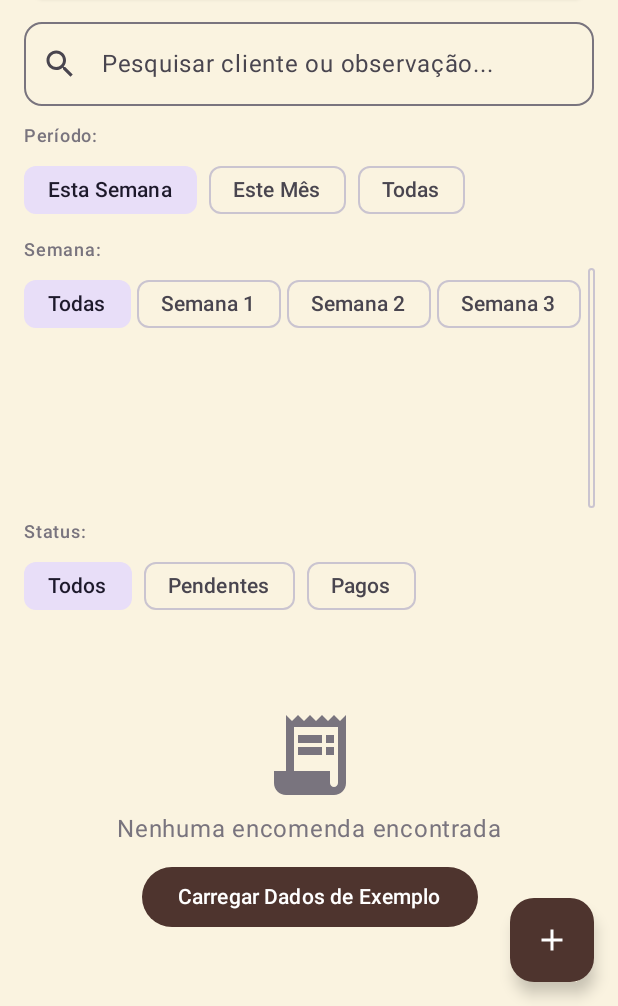
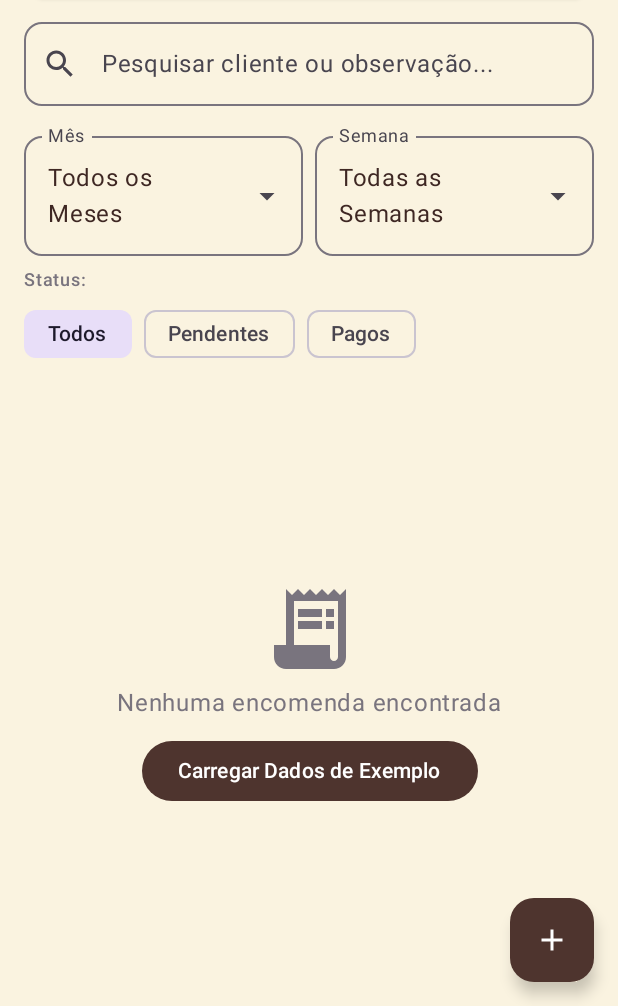
Before and after one commit to KatsumiCaio/trufas-bella, an Android app built with Jetpack Compose: the composable OrdersScreen shown on its own in the app's theme, on a phone screen of 412 x 824 dp, the part 230-1236 px from its top. Run offline under Robolectric (Android 15) with nearby library versions, the phone set to English and light mode, and no system bars; our stand-ins replace Firebase (no records; nobody signed in at launch, a user with empty details on screens opened directly); 1 statement that could not run was skipped.

Commit message:
feat: substituir filtro por período por filtro por mês
Atualiza a lógica de filtragem de pedidos para permitir que os usuários selecionem pedidos com base em um mês específico, em vez de períodos de tempo genéricos.

```diff
--- a/app/src/main/java/com/example/ui/screens/OrdersScreen.kt
+++ b/app/src/main/java/com/example/ui/screens/OrdersScreen.kt
@@ -46,20 +46,26 @@ fun OrdersScreen(
 ) {
     val orders by viewModel.allOrders.collectAsState()
     var searchQuery by remember { mutableStateOf("") }
-    var selectedPeriod by remember { mutableStateOf("Esta Semana") } // "Esta Semana", "Este Mês", "Todas"
+    var selectedMonth by remember { mutableStateOf("Todos") } // "Todos" or "MM/yyyy"
     var selectedWeekFilter by remember { mutableStateOf("Todas") } // "Todas", "Semana 1", "Semana 2", "Semana 3", "Semana 4", "Semana 5"
     var selectedStatus by remember { mutableStateOf("Todos") } // "Todos", "Pendentes", "Pagos"
     val context = LocalContext.current
+
+    val availableMonths = remember(orders) {
+        listOf("Todos") + orders.map { it.monthKey }.filter { it.isNotBlank() }.distinct().sortedDescending()
+    }
+
+    LaunchedEffect(availableMonths) {
+        if (!availableMonths.contains(selectedMonth)) {
+            selectedMonth = "Todos"
+        }
+    }
 
     val filteredOrders = orders.filter { order ->
         val matchesSearch = order.clientName.contains(searchQuery, ignoreCase = true) ||
                 order.notes.contains(searchQuery, ignoreCase = true)
 
-        val matchesPeriod = when (selectedPeriod) {
-            "Esta Semana" -> isCurrentWeek(order.dateMillis)
-            "Este Mês" -> isCurrentMonth(order.dateMillis)
-            else -> true
-        }
+        val matchesMonth = if (selectedMonth == "Todos") true else order.monthKey == selectedMonth
 
         val matchesWeek = when (selectedWeekFilter) {
             "Semana 1" -> order.weekOfMonth == 1
@@ -76,15 +82,11 @@ fun OrdersScreen(
             else -> true
         }
 
-        matchesSearch && matchesPeriod && matchesWeek && matchesStatus
+        matchesSearch && matchesMonth && matchesWeek && matchesStatus
     }
 
     val periodWeekFilteredOrders = orders.filter { order ->
-        val matchesPeriod = when (selectedPeriod) {
-            "Esta Semana" -> isCurrentWeek(order.dateMillis)
-            "Este Mês" -> isCurrentMonth(order.dateMillis)
-            else -> true
-        }
+        val matchesMonth = if (selectedMonth == "Todos") true else order.monthKey == selectedMonth
         val matchesWeek = when (selectedWeekFilter) {
             "Semana 1" -> order.weekOfMonth == 1
             "Semana 2" -> order.weekOfMonth == 2
@@ -93,7 +95,7 @@ fun OrdersScreen(
             "Semana 5" -> order.weekOfMonth == 5
             else -> true
         }
-        matchesPeriod && matchesWeek
+        matchesMonth && matchesWeek
     }
 
     val totalRevenue = periodWeekFilteredOrders.sumOf { it.totalPrice }
@@ -194,35 +196,74 @@ fun OrdersScreen(
 
                 Spacer(modifier = Modifier.height(12.dp))
 
-                Text("Período:", style = MaterialTheme.typography.labelMedium, color = MaterialTheme.colorScheme.outline)
-                Spacer(modifier = Modifier.height(4.dp))
                 Row(
                     modifier = Modifier.fillMaxWidth(),
                     horizontalArrangement = Arrangement.spacedBy(8.dp)
                 ) {
-                    listOf("Esta Semana", "Este Mês", "Todas").forEach { period ->
-                        FilterChip(
-                            selected = selectedPeriod == period,
-                            onClick = { selectedPeriod = period },
-                            label = { Text(period) }
+                    var expandedMonth by remember { mutableStateOf(false) }
+                    ExposedDropdownMenuBox(
+                        expanded = expandedMonth,
+                        onExpandedChange = { expandedMonth = !expandedMonth },
+                        modifier = Modifier.weight(1f)
+                    ) {
+                        OutlinedTextField(
+                            value = if (selectedMonth == "Todos") "Todos os Meses" else selectedMonth,
+                            onValueChange = {},
+                            readOnly = true,
+                            label = { Text("Mês") },
+                            trailingIcon = { ExposedDropdownMenuDefaults.TrailingIcon(expanded = expandedMonth) },
+                            shape = RoundedCornerShape(12.dp),
+                            modifier = Modifier
+                                .menuAnchor()
+                                .fillMaxWidth()
                         )
+                        ExposedDropdownMenu(
+                            expanded = expandedMonth,
+                            onDismissRequest = { expandedMonth = false }
+                        ) {
+                            availableMonths.forEach { month ->
+                                DropdownMenuItem(
+                                    text = { Text(if (month == "Todos") "Todos os Meses" else month) },
+                                    onClick = {
+                                        selectedMonth = month
+                                        expandedMonth = false
+                                    }
+                                )
+                            }
+                        }
                     }
-                }
 
-                Spacer(modifier = Modifier.height(8.dp))
-
-                Text("Semana:", style = MaterialTheme.typography.labelMedium, color = MaterialTheme.colorScheme.outline)
-                Spacer(modifier = Modifier.height(4.dp))
-                Row(
-                    modifier = Modifier.fillMaxWidth(),
-                    horizontalArrangement = Arrangement.spacedBy(4.dp)
-                ) {
-                    listOf("Todas", "Semana 1", "Semana 2", "Semana 3", "Semana 4", "Semana 5").forEach { week ->
-                        FilterChip(
-                            selected = selectedWeekFilter == week,
-                            onClick = { selectedWeekFilter = week },
-                            label = { Text(week) }
+                    var expandedWeek by remember { mutableStateOf(false) }
+                    ExposedDropdownMenuBox(
+                        expanded = expandedWeek,
+                        onExpandedChange = { expandedWeek = !expandedWeek },
+                        modifier = Modifier.weight(1f)
+                    ) {
+                        OutlinedTextField(
+                            value = if (selectedWeekFilter == "Todas") "Todas as Semanas" else selectedWeekFilter,
+                            onValueChange = {},
+                            readOnly = true,
+                            label = { Text("Semana") },
+                            trailingIcon = { ExposedDropdownMenuDefaults.TrailingIcon(expanded = expandedWeek) },
+                            shape = RoundedCornerShape(12.dp),
+                            modifier = Modifier
+                                .menuAnchor()
+                                .fillMaxWidth()
                         )
+                        ExposedDropdownMenu(
+                            expanded = expandedWeek,
+                            onDismissRequest = { expandedWeek = false }
+                        ) {
+                            listOf("Todas", "Semana 1", "Semana 2", "Semana 3", "Semana 4", "Semana 5").forEach { week ->
+                                DropdownMenuItem(
+                                    text = { Text(if (week == "Todas") "Todas as Semanas" else week) },
+                                    onClick = {
+                                        selectedWeekFilter = week
+                                        expandedWeek = false
+                                    }
+                                )
+                            }
+                        }
                     }
                 }
 
```
Also changed, not shown: 1 other file.
